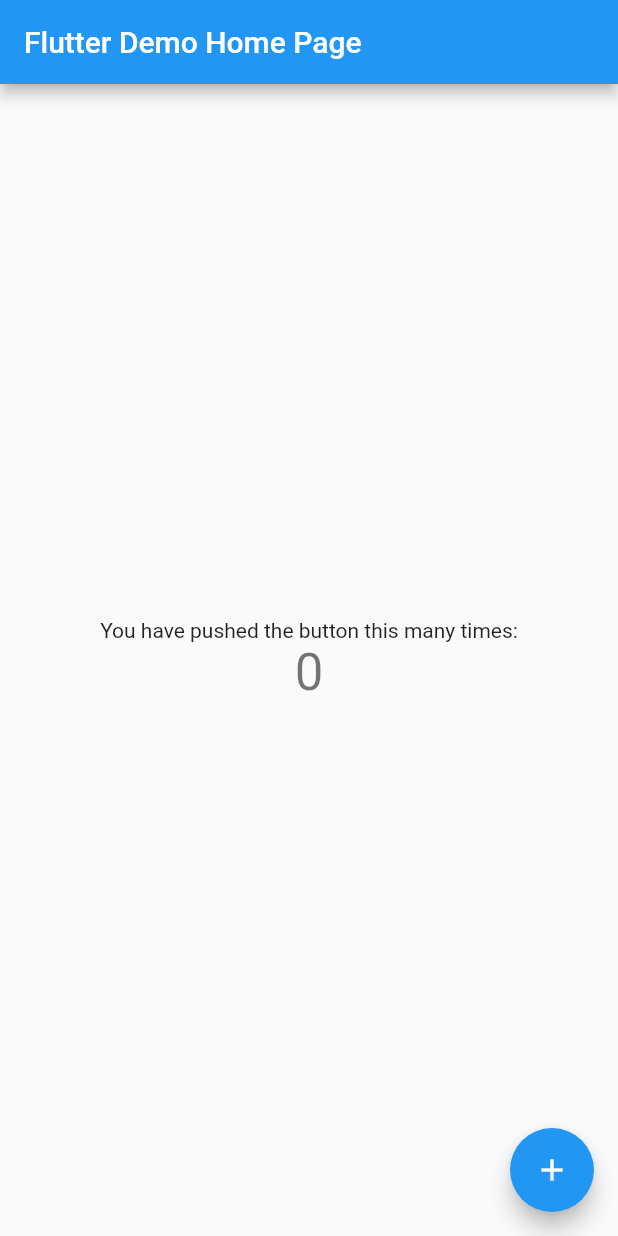
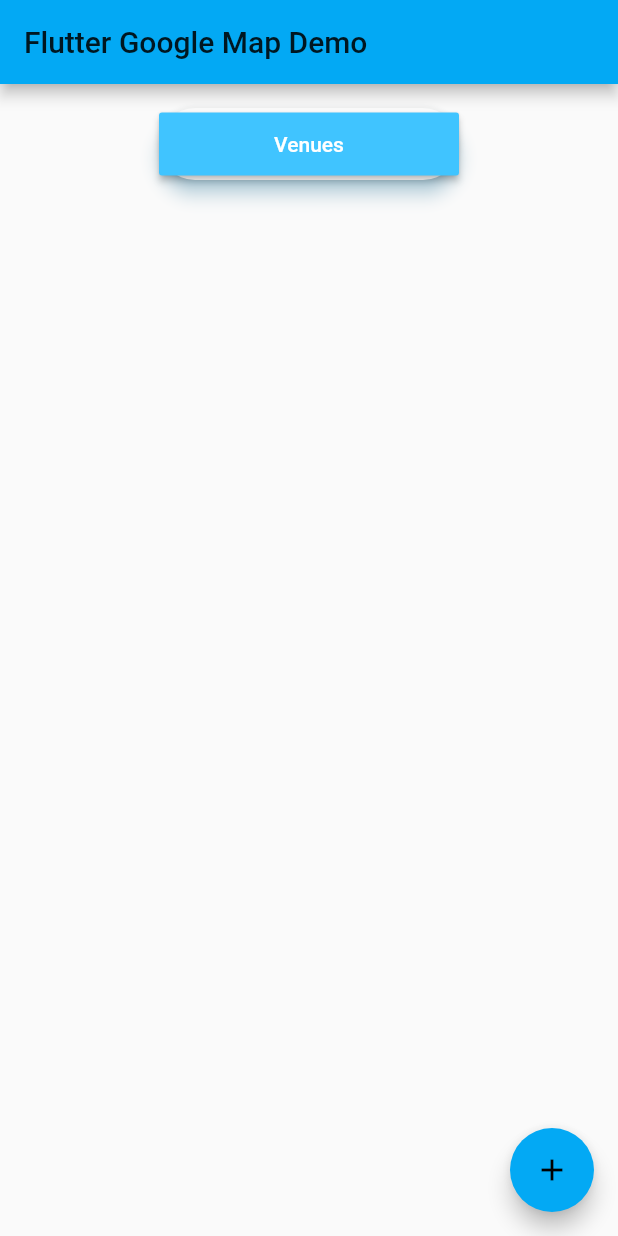
Before and after one commit to Nunnally-Engr/flutter_study_googlemap, a Flutter app: the screen it shows after launch, on a phone screen of 412 x 824 dp. Run offline on Flutter 3.47's test engine with Material 2 defaults, Android fonts, the phone set to English and light mode, and no system bars; our stand-ins replace google_maps_flutter, location; statements that could not run were skipped.

Commit message:
Pseudo registration completed

```diff
--- a/lib/main.dart
+++ b/lib/main.dart
@@ -1,25 +1,24 @@
 import 'package:flutter/material.dart';
+import 'package:google_maps_flutter/google_maps_flutter.dart';
+import 'package:location/location.dart';
+import 'package:flutter/services.dart';
 
-void main() => runApp(new MyApp());
+void main() {
+  GoogleMapController.init();
+  runApp(new MyApp());
+}
 
 class MyApp extends StatelessWidget {
-  // This widget is the root of your application.
   @override
   Widget build(BuildContext context) {
     return new MaterialApp(
-      title: 'Flutter Demo',
+      debugShowCheckedModeBanner: false,
+      title: 'Flutter Google Map Demo',
       theme: new ThemeData(
         // This is the theme of your application.
-        //
-        // Try running your application with "flutter run". You'll see the
-        // application has a blue toolbar. Then, without quitting the app, try
-        // changing the primarySwatch below to Colors.green and then invoke
-        // "hot reload" (press "r" in the console where you ran "flutter run",
-        // or press Run > Flutter Hot Reload in IntelliJ). Notice that the
-        // counter didn't reset back to zero; the application is not restarted.
-        primarySwatch: Colors.blue,
+        primarySwatch: Colors.lightBlue,
       ),
-      home: new MyHomePage(title: 'Flutter Demo Home Page'),
+      home: new MyHomePage(title: 'Flutter Google Map Demo'),
     );
   }
 }
@@ -43,67 +42,92 @@ class MyHomePage extends StatefulWidget {
 }
 
 class _MyHomePageState extends State<MyHomePage> {
+
+  @override
+  initState() {
+    super.initState();
+  }
+
   int _counter = 0;
+  var _currentLocation = <String, double>{};
+  var location = new Location();
 
   void _incrementCounter() {
+    // 状態管理
     setState(() {
-      // This call to setState tells the Flutter framework that something has
-      // changed in this State, which causes it to rerun the build method below
-      // so that the display can reflect the updated values. If we changed
-      // _counter without calling setState(), then the build method would not be
-      // called again, and so nothing would appear to happen.
       _counter++;
     });
   }
 
+  // 自分の位置情報取得
+  void _getMyLocation() async {
+    try {
+      _currentLocation = await location.getLocation();
+      print('_currentLocation');
+      print(_currentLocation);
+      _showDialog();
+    } on PlatformException {
+      _currentLocation = null;
+    }
+  }
+
+  // user defined function
+  void _showDialog() {
+    // flutter defined function
+    showDialog(
+      context: context,
+      builder: (BuildContext context) {
+        // return object of type Dialog
+        return AlertDialog(
+          title: new Text("Alert Dialog title"),
+          content: new Text(_currentLocation.toString()),
+          actions: <Widget>[
+            // usually buttons at the bottom of the dialog
+            new FlatButton(
+              child: new Text("Close"),
+              onPressed: () {
+                Navigator.of(context).pop();
+              },
+            ),
+          ],
+        );
+      },
+    );
+  }
+
   @override
   Widget build(BuildContext context) {
-    // This method is rerun every time setState is called, for instance as done
-    // by the _incrementCounter method above.
-    //
-    // The Flutter framework has been optimized to make rerunning build methods
-    // fast, so that you can just rebuild anything that needs updating rather
-    // than having to individually change instances of widgets.
+    // レイアウト部分
     return new Scaffold(
       appBar: new AppBar(
-        // Here we take the value from the MyHomePage object that was created by
-        // the App.build method, and use it to set our appbar title.
+        // アプリケーションバー
         title: new Text(widget.title),
       ),
       body: new Center(
-        // Center is a layout widget. It takes a single child and positions it
-        // in the middle of the parent.
-        child: new Column(
-          // Column is also layout widget. It takes a list of children and
-          // arranges them vertically. By default, it sizes itself to fit its
-          // children horizontally, and tries to be as tall as its parent.
-          //
-          // Invoke "debug paint" (press "p" in the console where you ran
-          // "flutter run", or select "Toggle Debug Paint" from the Flutter tool
-          // window in IntelliJ) to see the wireframe for each widget.
-          //
-          // Column has various properties to control how it sizes itself and
-          // how it positions its children. Here we use mainAxisAlignment to
-          // center the children vertically; the main axis here is the vertical
-          // axis because Columns are vertical (the cross axis would be
-          // horizontal).
-          mainAxisAlignment: MainAxisAlignment.center,
-          children: <Widget>[
-            new Text(
-              'You have pushed the button this many times:',
+        // 本体レイアウト
+        child: Column(children: <Widget>[
+          Padding(
+            padding: EdgeInsets.symmetric(vertical: 16.0),
+            child: Material(
+              borderRadius: BorderRadius.circular(30.0),
+              shadowColor: Colors.lightBlueAccent.shade100,
+              elevation: 5.0,
+              child: MaterialButton(
+                minWidth: 200.0,
+                height: 42.0,
+                onPressed: _getMyLocation,
+                color: Colors.lightBlueAccent,
+                child: Text('Venues', style: TextStyle(color: Colors.white)),
+              ),
             ),
-            new Text(
-              '$_counter',
-              style: Theme.of(context).textTheme.display1,
-            ),
-          ],
-        ),
+          ),
+        ]),
       ),
       floatingActionButton: new FloatingActionButton(
         onPressed: _incrementCounter,
         tooltip: 'Increment',
         child: new Icon(Icons.add),
-      ), // This trailing comma makes auto-formatting nicer for build methods.
+      ),
     );
   }
 }
--- a/pubspec.yaml
+++ b/pubspec.yaml
@@ -23,6 +23,12 @@ dependencies:
 dev_dependencies:
   flutter_test:
     sdk: flutter
+  google_maps_flutter:
+    git:
+      url: git://github.com/gerryhigh/plugins
+      path: packages/google_maps_flutter
+  android_intent: "^0.2.1"
+  location: ^1.4.1
 
 
 # For information on the generic Dart part of this file, see the
```
Also changed, not shown: pubspec.lock, 1 other file.
